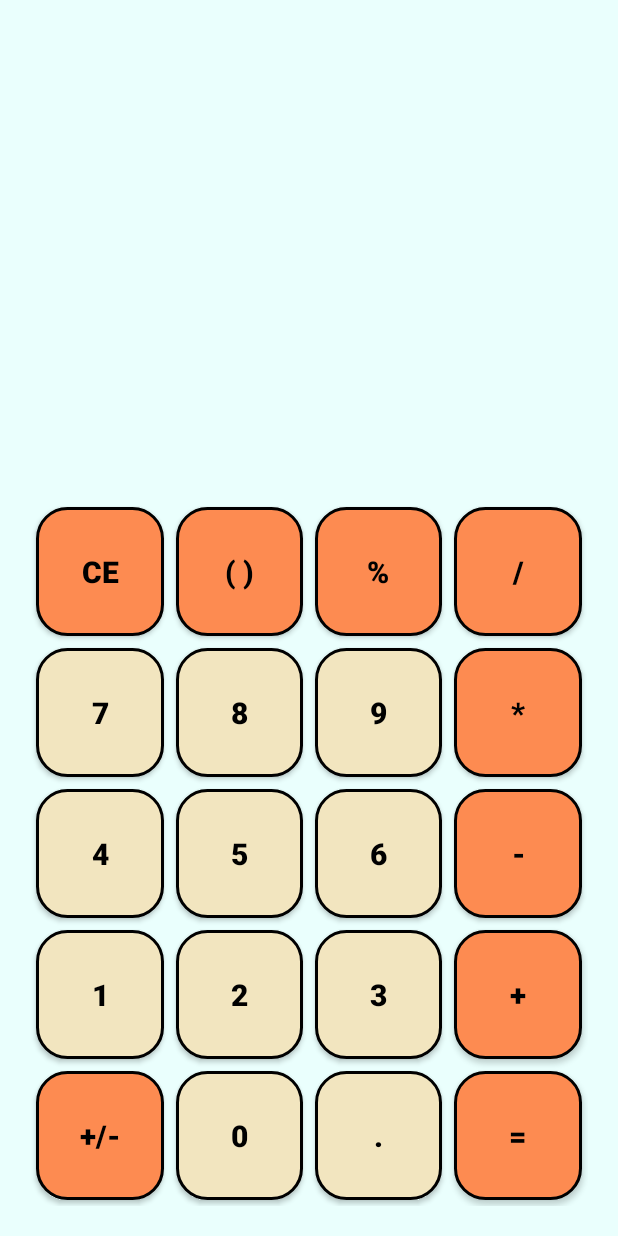
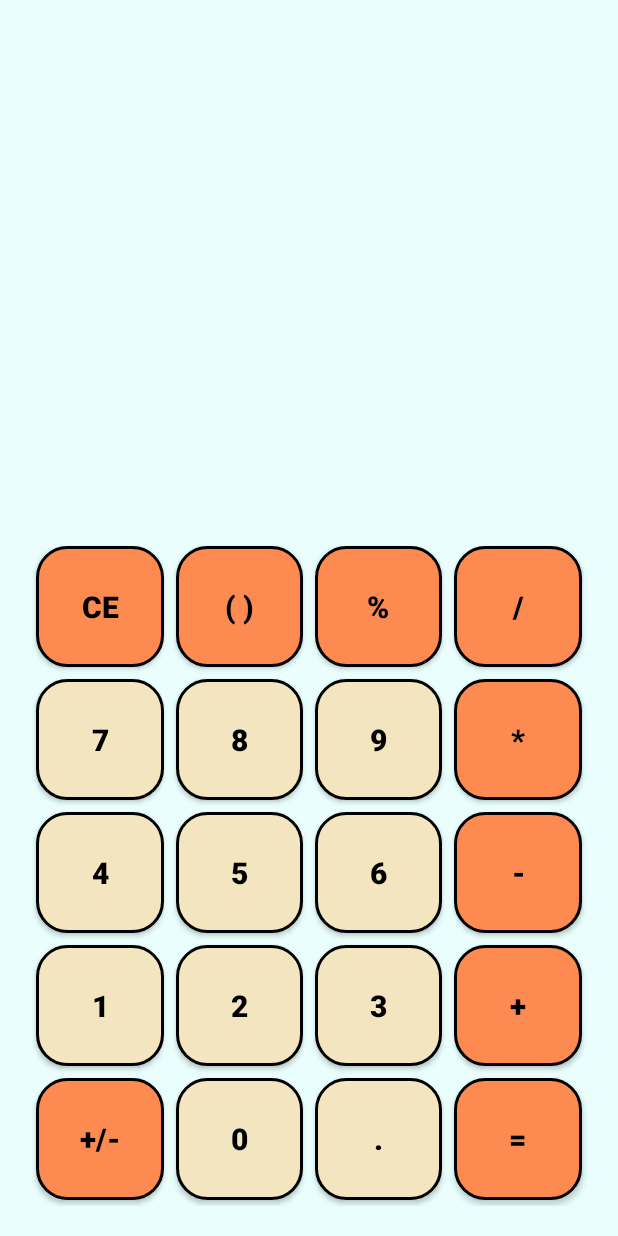
Before and after one commit to vlad7589/Calculator, an Android app: the screen it shows after launch (MainActivity), on a phone screen of 412 x 824 dp. Run offline under Robolectric (Android 15) with nearby library versions, the phone set to English and light mode, and no system bars; our stand-ins replace data binding.

Commit message:
Change pos of buttons

```diff
--- a/app/src/main/res/layout/activity_main.xml
+++ b/app/src/main/res/layout/activity_main.xml
@@ -24,7 +24,7 @@
             <TextView
                 android:layout_width="match_parent"
                 android:layout_height="fill_parent"
-                android:layout_weight="1.8"
+                android:layout_weight="1.7"
                 android:gravity="end|bottom"
                 android:paddingBottom="20dp"
                 android:textSize="@dimen/text_size"
@@ -33,7 +33,7 @@
             <GridLayout
                 android:layout_width="match_parent"
                 android:layout_height="fill_parent"
-                android:layout_weight="1.2"
+                android:layout_weight="1.3"
                 android:columnCount="4"
                 android:rowCount="5"
                 android:useDefaultMargins="true"
```
